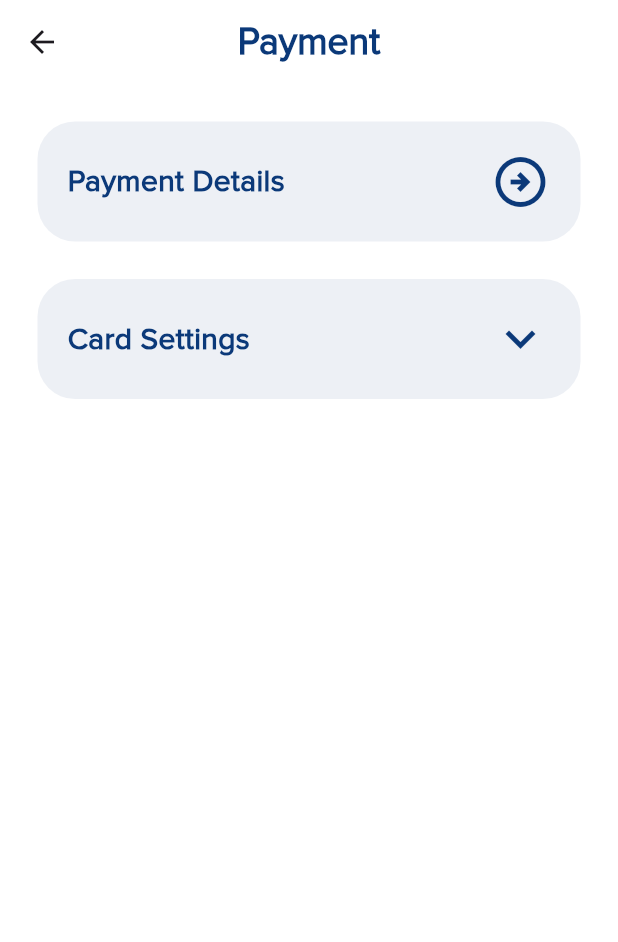
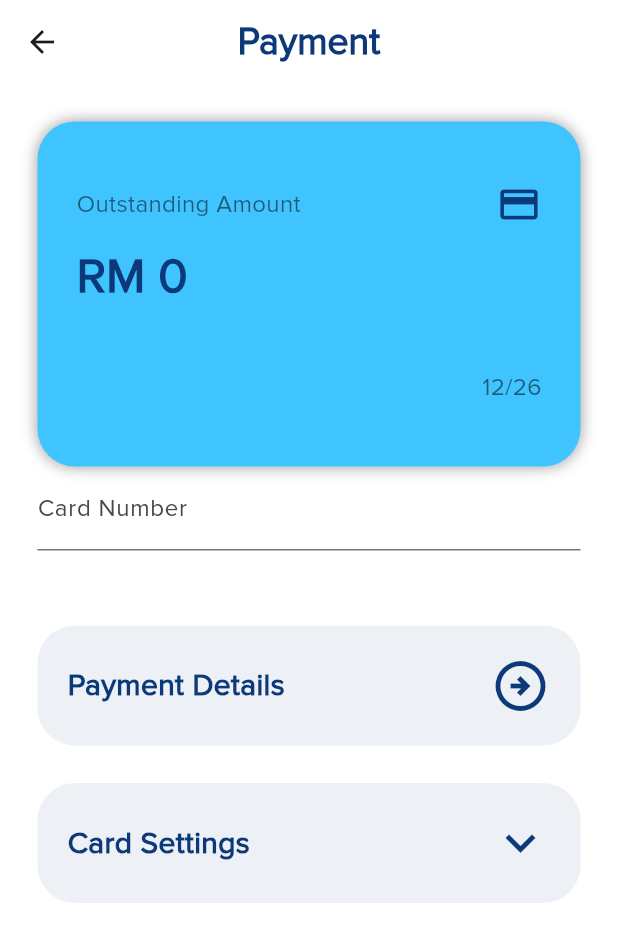
Before and after one commit to evelynnn03/loco_residence_frontend, a Flutter app: the PaymentScreen screen opened by its route, on a phone screen of 412 x 824 dp. Shown: the top 942 px of the screen. Run offline on Flutter 3.47's test engine with Material 3 defaults, Android fonts, the phone set to English and light mode, and no system bars; our stand-ins replace cached_network_image, carousel_slider, cloud_firestore, firebase_auth, firebase_core, fl_chart and 13 more; missing offline and left inert: connectivity_wrapper, pay, qr_code_scanner; accounts and stored records are empty.

Commit message:
2nd commit

```diff
--- a/lib/src/screens/payment/card_details.dart
+++ b/lib/src/screens/payment/card_details.dart
@@ -1,4 +1,7 @@
 import 'package:flutter/material.dart';
+import 'package:flutter/services.dart';
+import 'package:flutter_multi_formatter/flutter_multi_formatter.dart';
+import 'package:get/get.dart';
 import 'package:loco_frontend/src/constants/global_variables.dart';
 import 'package:loco_frontend/src/widgets/buttons.dart';
 import 'package:loco_frontend/src/widgets/text_field.dart';
@@ -53,7 +56,7 @@ class _CardDetailsState extends State<CardDetails> {
               ),
               const SizedBox(height: 20),
               Text(
-                'Fill in your VISA card details',
+                'Fill in your card details\n(Visa / Mastercard)',
                 style: TextStyle(
                   fontSize: 20,
                   color: GlobalVariables.primaryColor,
@@ -61,17 +64,21 @@ class _CardDetailsState extends State<CardDetails> {
               ),
               const SizedBox(height: 20),
               MyTextField(
-                controller: fullNameTextController,
-                labelText: 'Full Name',
-                keyboardType: TextInputType.text,
-                enabled: _isEditing,
-              ),
+                  controller: fullNameTextController,
+                  labelText: 'Full Name',
+                  keyboardType: TextInputType.text,
+                  enabled: _isEditing,
+                  onChanged: (text) {
+                    fullNameTextController.text = text.capitalize!;
+                  }),
               const SizedBox(height: 30),
               MyTextField(
                 controller: cardNumberTextController,
                 labelText: 'Card No.',
                 keyboardType: TextInputType.number,
                 enabled: _isEditing,
+                inputFormatters: [CardNumberFormatter()],
+                maxLength: 19,
               ),
               const SizedBox(height: 30),
               MyTextField(
@@ -79,6 +86,7 @@ class _CardDetailsState extends State<CardDetails> {
                 labelText: 'Expiry Date',
                 keyboardType: TextInputType.number,
                 enabled: _isEditing,
+                inputFormatters: [CreditCardExpirationDateFormatter()],
               ),
               const SizedBox(height: 30),
               MyTextField(
@@ -86,6 +94,7 @@ class _CardDetailsState extends State<CardDetails> {
                 labelText: 'CVV / CVC',
                 keyboardType: TextInputType.number,
                 enabled: _isEditing,
+                inputFormatters: [CreditCardCvcInputFormatter()],
               ),
               const SizedBox(height: 100),
               MyButton(
@@ -120,3 +129,23 @@ class _CardDetailsState extends State<CardDetails> {
     );
   }
 }
+
+// format for card number to be 1234 1234 1234 1234
+class CardNumberFormatter extends TextInputFormatter {
+  @override
+  TextEditingValue formatEditUpdate(
+      TextEditingValue oldValue, TextEditingValue newValue) {
+    String newText = newValue.text.replaceAll(RegExp(r'\D'), '');
+    String formattedText = '';
+    for (int i = 0; i < newText.length; i++) {
+      if (i > 0 && i % 4 == 0) {
+        formattedText += ' ';
+      }
+      formattedText += newText[i];
+    }
+    return newValue.copyWith(
+      text: formattedText,
+      selection: TextSelection.collapsed(offset: formattedText.length),
+    );
+  }
+}
--- a/lib/src/screens/payment/payment_screen.dart
+++ b/lib/src/screens/payment/payment_screen.dart
@@ -1,6 +1,7 @@
 import 'package:cloud_firestore/cloud_firestore.dart';
 import 'package:flutter/material.dart';
 import 'package:get/get.dart';
+import 'package:loco_frontend/src/widgets/card.dart';
 import 'package:loco_frontend/src/widgets/horizontal_tiles.dart';
 import 'package:pay/pay.dart';
 import 'package:shared_preferences/shared_preferences.dart';
@@ -10,6 +11,7 @@ import '../../constants/global_variables.dart';
 import 'package:provider/provider.dart';
 import '../../widgets/apple_pay_button_mimic.dart';
 import '../../../config/themes/theme_provider.dart';
+import 'package:flutter_credit_card/flutter_credit_card.dart';
 
 class PaymentScreen extends StatefulWidget {
   const PaymentScreen({super.key});
@@ -22,6 +24,8 @@ class PaymentScreen extends StatefulWidget {
 class _PaymentScreenState extends State<PaymentScreen> {
   int outstandingAmount = 0;
   late String residentId = '';
+
+  final GlobalKey<FormState> formKey = GlobalKey<FormState>();
 
   @override
   void initState() {
@@ -59,6 +63,23 @@ class _PaymentScreenState extends State<PaymentScreen> {
     }
   }
 
+  // Detect whether it's a Visa or Mastercard
+  // void _detectCardType(String input) {
+  //   if (input.startsWith('4')) {
+  //     setState(() {
+  //       cardType = 'visa';
+  //     });
+  //   } else if (input.startsWith('5')) {
+  //     setState(() {
+  //       cardType = 'mastercard';
+  //     });
+  //   } else {
+  //     setState(() {
+  //       cardType = 'error';
+  //     });
+  //   }
+  // }
+
   @override
   Widget build(BuildContext context) {
     final mode = Provider.of<ThemeProvider>(context);
@@ -88,20 +109,48 @@ class _PaymentScreenState extends State<PaymentScreen> {
                 ),
               ),
             ),
-            body: const Padding(
+            body: SingleChildScrollView(
+              child: Column(
+                children: [
+                  CardContainer(),
+                  // CreditCardWidget(
+                  //   cardNumber: cardNumber,
+                  //   expiryDate: expiryDate,
+                  //   cardHolderName: cardHolderName,
+                  //   cvvCode: cvvCode,
+                  //   showBackView: true,
+                  //   onCreditCardWidgetChange: (CreditCardBrand cardBrand) {},
+                  //   cardBgColor: GlobalVariables.primaryColor,
+                  //   obscureCardCvv: true,
+                  //   cardType: _buildCardLogo(),
+                  // ),
+                  Padding(
                     padding: EdgeInsets.only(top: 25.0),
                     child: Column(
                       children: [
+                        // TextFormField(
+                        //   decoration: InputDecoration(
+                        //     labelText: 'Card Number',
+                        //   ),
+                        //   keyboardType: TextInputType.number,
+                        //   onChanged: (value) {
+                        //     setState(() {
+                        //       cardNumber = value;
+                        //     });
+                        //     // _detectCardType(value);
+                        //   },
+                        // ),
                         HorizontalTiles(
                           title: 'Payment Details',
                           icon: Icons.arrow_circle_right_outlined,
                           routeName: '/payment_details',
                         ),
-                  SizedBox(height: 25),
+                        const SizedBox(height: 25),
                         HorizontalTiles(
                           title: 'Card Settings',
                           icon: Icons.expand_more_rounded,
                           isDropdown: true,
+                          dropdownHeight: 400,
                           children: [
                             SizedBox(height: 25),
                             HorizontalTiles(
@@ -125,14 +174,15 @@ class _PaymentScreenState extends State<PaymentScreen> {
                       ],
                     ),
                   ),
+                ],
+              ),
+            ),
           );
         }
       },
     );
   }
 }
-
-
 
 // if (outstandingAmount != 0) {
 //                                 showPaymentDialog(context);
@@ -144,7 +194,6 @@ class _PaymentScreenState extends State<PaymentScreen> {
 //                                 ));
 //                               }
 
-
 // Text(
 //   'RM ${outstandingAmount.toDouble().toString()}',
 //   style: const TextStyle(
--- /dev/null
+++ b/lib/src/widgets/card.dart
@@ -0,0 +1,137 @@
+import 'package:flutter/material.dart';
+import 'package:flutter_credit_card/flutter_credit_card.dart';
+import 'package:loco_frontend/src/constants/global_variables.dart';
+
+class CardContainer extends StatefulWidget {
+  const CardContainer({super.key});
+
+  @override
+  State<CardContainer> createState() => _CardContainerState();
+}
+
+class _CardContainerState extends State<CardContainer> {
+  late String cardNumber = '';
+  late String expiryDate = '';
+  late String cardHolderName = '';
+  late String cvvCode = '';
+  String cardType = '';
+
+  Widget _buildCardLogo() {
+    if (cardNumber.startsWith('4')) {
+      return Image.asset(
+        'assets/images/visa.png',
+        height: 50,
+        width: 50,
+      );
+    } else if (cardNumber.startsWith('5')) {
+      return Image.asset(
+        'assets/images/mastercard.png',
+        height: 50,
+        width: 50,
+      );
+    } else {
+      return Icon(
+        Icons.credit_card,
+        size: 30,
+        color: GlobalVariables.primaryColor,
+      );
+    }
+  }
+
+  @override
+  Widget build(BuildContext context) {
+    return Padding(
+      padding: const EdgeInsets.all(25.0),
+      child: Column(
+        children: [
+          Container(
+            height: 230,
+            width: double.infinity,
+            decoration: BoxDecoration(
+              borderRadius: BorderRadius.circular(25),
+              color: Colors.lightBlueAccent,
+              boxShadow: [
+                BoxShadow(
+                  color: Colors.grey,
+                  offset: const Offset(0.0, 0.0),
+                  blurRadius: 8.0,
+                  spreadRadius: 0.0,
+                ),
+              ],
+            ),
+            padding: const EdgeInsets.all(16),
+            child: Padding(
+              padding: EdgeInsets.all(10.0),
+              child: Column(
+                crossAxisAlignment: CrossAxisAlignment.start,
+                mainAxisAlignment: MainAxisAlignment.center,
+                children: [
+                  Row(
+                    mainAxisAlignment: MainAxisAlignment.spaceBetween,
+                    children: [
+                      Text(
+                        'Outstanding Amount',
+                        style: TextStyle(
+                          color: Colors.black54,
+                          fontSize: 16,
+                        ),
+                      ),
+                      _buildCardLogo(),
+                    ],
+                  ),
+                  SizedBox(height: 10),
+                  Text(
+                    'RM 0',
+                    style: TextStyle(
+                      color: GlobalVariables.primaryColor,
+                      fontSize: 32,
+                      fontWeight: FontWeight.bold,
+                    ),
+                  ),
+                  SizedBox(height: 40),
+                  Row(
+                    mainAxisAlignment: MainAxisAlignment.spaceBetween,
+                    children: [
+                      Text(
+                        '$cardNumber',
+                        style: TextStyle(
+                          color: Colors.black54,
+                          fontSize: 16,
+                        ),
+                      ),
+                      Text(
+                        '12/26',
+                        style: TextStyle(
+                          color: Colors.black54,
+                          fontSize: 16,
+                        ),
+                      ),
+                    ],
+                  ),
+                ],
+              ),
+            ),
+          ),
+          TextFormField(
+            decoration: InputDecoration(
+              labelText: 'Card Number',
+            ),
+            keyboardType: TextInputType.number,
+            onChanged: (value) {
+              setState(() {
+                cardNumber = value;
+              });
+            },
+          ),
+        ],
+      ),
+    );
+  }
+}
+
+// onChanged: (value) {
+//                           setState(() {
+//                             cardNumber = value;
+//                           });
+//                           // _detectCardType(value);
+//                         },
--- a/lib/src/widgets/horizontal_tiles.dart
+++ b/lib/src/widgets/horizontal_tiles.dart
@@ -17,6 +17,7 @@ class HorizontalTiles extends StatefulWidget {
     this.tileColor = GlobalVariables.secondaryColor,
     this.textColor = GlobalVariables.primaryColor,
     this.iconSize = 40,
+    this.dropdownHeight = 0,
   });
 
   final String title;
@@ -27,6 +28,7 @@ class HorizontalTiles extends StatefulWidget {
   final Color tileColor;
   final Color textColor;
   final double iconSize;
+  final double dropdownHeight;
 
   @override
   State<HorizontalTiles> createState() => _HorizontalTilesState();
@@ -109,7 +111,14 @@ class _HorizontalTilesState extends State<HorizontalTiles> {
           ),
         ),
         if (_isExpanded && widget.isDropdown)
-          ...widget.children, // Display children if expanded
+          Container(
+            height: widget.dropdownHeight,
+            child: SingleChildScrollView(
+              child: Column(
+                children: widget.children,
+              ),
+            ),
+          ),
       ],
     );
   }
--- a/lib/src/widgets/text_field.dart
+++ b/lib/src/widgets/text_field.dart
@@ -1,4 +1,5 @@
 import 'package:flutter/material.dart';
+import 'package:flutter/services.dart';
 import 'package:loco_frontend/src/constants/global_variables.dart';
 
 class MyTextField extends StatefulWidget {
@@ -17,6 +18,8 @@ class MyTextField extends StatefulWidget {
   final IconData? suffixIcon; // Added parameter for icon
   final int? maxLength;
   final bool enabled;
+  final List<TextInputFormatter>? inputFormatters;
+  final void Function(String)? onChanged;
 
   const MyTextField({
     super.key,
@@ -32,6 +35,8 @@ class MyTextField extends StatefulWidget {
     this.suffixIcon,
     this.maxLength,
     this.enabled = true,
+    this.inputFormatters,
+    this.onChanged,
   });
 
   @override
@@ -167,6 +172,12 @@ class _MyTextFieldState extends State<MyTextField> {
           //         ),
           // ),
         ),
+        inputFormatters: widget.inputFormatters,
+        onChanged: (text) {
+          if (widget.onChanged != null) {
+            widget.onChanged!(text.toUpperCase());
+          }
+        },
       ),
     );
   }
--- a/lib/src/widgets/visitor_reg_tab.dart
+++ b/lib/src/widgets/visitor_reg_tab.dart
@@ -2,6 +2,8 @@
 
 import 'package:cloud_firestore/cloud_firestore.dart';
 import 'package:flutter/material.dart';
+import 'package:flutter_multi_formatter/flutter_multi_formatter.dart';
+import 'package:get/get.dart';
 import 'package:intl/intl.dart';
 import 'package:provider/provider.dart';
 import 'package:shared_preferences/shared_preferences.dart';
@@ -157,6 +159,9 @@ class _VisitorRegisterScreenState extends State<VisitorRegTab> {
                       controller: fullNameTextController,
                       labelText: 'Full Name',
                       keyboardType: TextInputType.text,
+                      onChanged: (text) {
+                        fullNameTextController.text = text.capitalize!;
+                      }
                       // prefixIcon: Icons.person,
                       ),
 
@@ -190,6 +195,10 @@ class _VisitorRegisterScreenState extends State<VisitorRegTab> {
                       validator: (value) {
                         return null; // No validation error
                       },
+                      onChanged: (text) {
+                        // Automatically converts text to uppercase
+                        carPlateTextController.text = text.toUpperCase();
+                      }
                       // prefixIcon: Icons.car_rental,
                       ),
 
@@ -198,6 +207,7 @@ class _VisitorRegisterScreenState extends State<VisitorRegTab> {
                     controller: phoneNoTextController,
                     labelText: 'Phone no.',
                     keyboardType: TextInputType.phone,
+                    inputFormatters: [PhoneInputFormatter()],
                     // prefixIcon: Icons.phone,
                   ),
 
--- a/pubspec.yaml
+++ b/pubspec.yaml
@@ -58,6 +58,8 @@ dependencies:
   lottie: ^3.0.0
   smooth_page_indicator: ^1.1.0
   shared_preferences: ^2.2.2
+  flutter_credit_card: ^4.0.1
+  flutter_multi_formatter: ^2.13.0
 
 dev_dependencies:
   flutter_test:
```
Also changed, not shown: assets/images/mastercard.png (added), assets/images/visa.png (added), pubspec.lock, 1 other file. Lines whose indentation alone changed are shown as unchanged.
